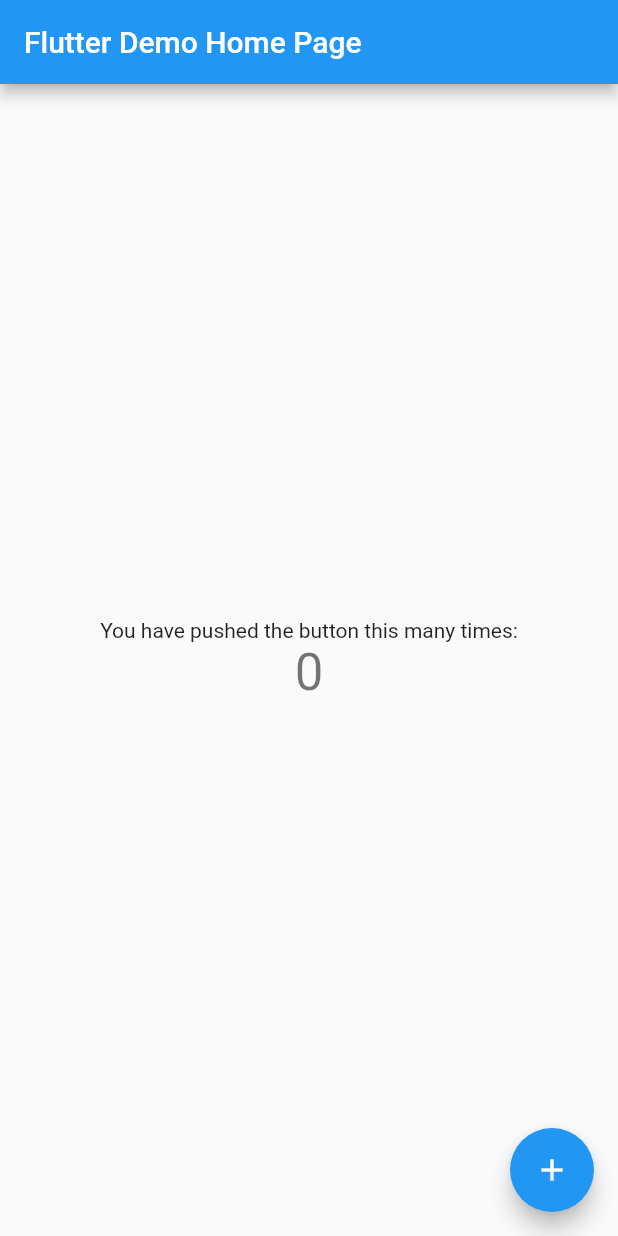
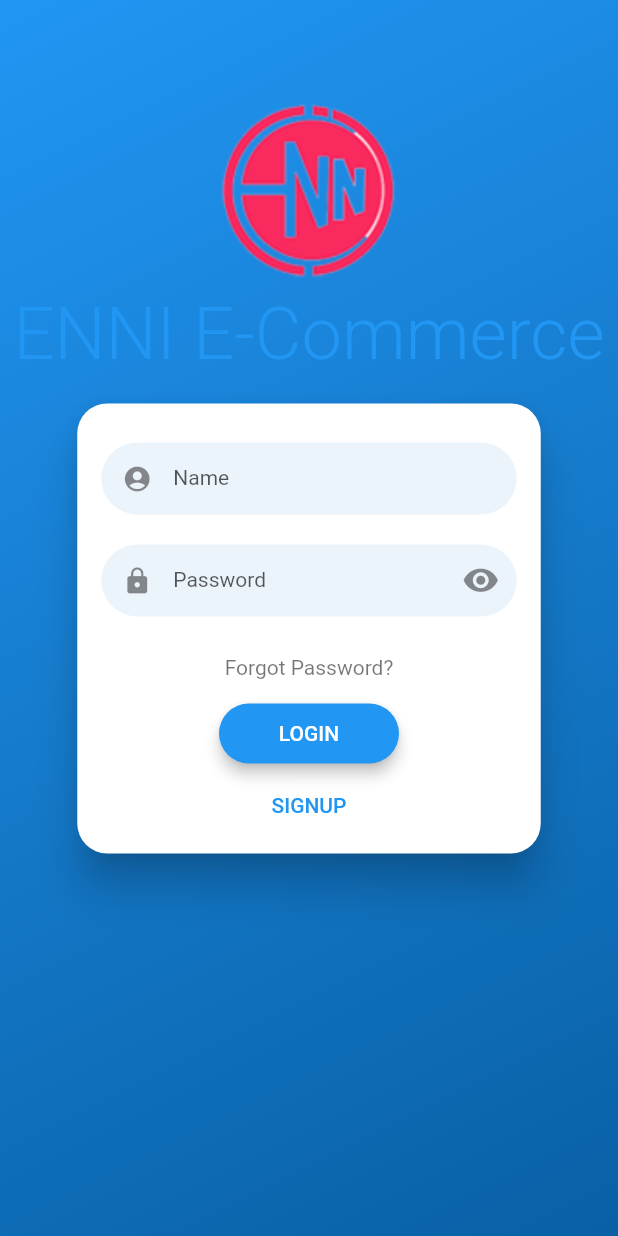
Before and after one commit to Norman-w/warehouse_takeover_fee_manager, a Flutter app: the screen it shows after launch, on a phone screen of 412 x 824 dp. Run offline on Flutter 3.47's test engine with Material 2 defaults, Android fonts, the phone set to English and light mode, and no system bars; drawn by our look-alikes of flutter_login.

Commit message:
Added login screen kit. Added logo Added admin and test user data.

```diff
--- a/lib/main.dart
+++ b/lib/main.dart
@@ -1,4 +1,5 @@
 import 'package:flutter/material.dart';
+import 'package:warehouse_takeover_fee_manager/pages/Login.dart';
 
 void main() {
   runApp(const MyApp());
@@ -24,7 +25,7 @@ class MyApp extends StatelessWidget {
         // is not restarted.
         primarySwatch: Colors.blue,
       ),
-      home: const MyHomePage(title: 'Flutter Demo Home Page'),
+      home: LoginScreen(),
     );
   }
 }
--- /dev/null
+++ b/lib/pages/Login.dart
@@ -0,0 +1,70 @@
+import 'package:flutter/material.dart';
+import 'package:flutter_login/flutter_login.dart';
+
+const users = {
+  'admin': 'admin',
+  'test': 'test',
+};
+
+class LoginScreen extends StatelessWidget {
+  const LoginScreen({super.key});
+
+  Duration get loginTime => const Duration(milliseconds: 2250);
+
+  Future<String?> _authUser(LoginData data) {
+    debugPrint('Name: ${data.name}, Password: ${data.password}');
+    return Future.delayed(loginTime).then((_) {
+      if (!users.containsKey(data.name)) {
+        return 'User not exists';
+      }
+      if (users[data.name] != data.password) {
+        return 'Password does not match';
+      }
+      return null;
+    });
+  }
+
+  Future<String?> _signupUser(SignupData data) {
+    debugPrint('Signup Name: ${data.name}, Password: ${data.password}');
+    return Future.delayed(loginTime).then((_) {
+      return null;
+    });
+  }
+
+  Future<String> _recoverPassword(String name) {
+    debugPrint('Name: $name');
+    return Future.delayed(loginTime).then((_) {
+      if (!users.containsKey(name)) {
+        return 'User not exists';
+      }
+      return '';
+    });
+  }
+
+  @override
+  Widget build(BuildContext context) {
+    return FlutterLogin(
+      userType: LoginUserType.name,
+      userValidator:(value){
+        if(value == null || value.length<3) {
+        return "invalid user name";
+      } else {
+        return null;
+      }},
+      title: 'ENNI E-Commerce',
+      logo: const AssetImage('assets/images/enni.png'),
+      onLogin: _authUser,
+      onSignup: _signupUser,
+      onSubmitAnimationCompleted: () {
+        Navigator.of(context).pushReplacement(MaterialPageRoute(
+          builder: (context) => const Scaffold(
+            body: Center(
+              child: Text('hello!'),
+            ),
+          ),
+        ));
+      },
+      onRecoverPassword: _recoverPassword,
+    );
+  }
+}
--- a/pubspec.yaml
+++ b/pubspec.yaml
@@ -38,6 +38,7 @@ dependencies:
   cupertino_icons: ^1.0.2
   http: ^0.13.5
   json_annotation: ^4.7.0
+  flutter_login: ^4.1.1
 
 dev_dependencies:
   flutter_test:
@@ -62,7 +63,8 @@ flutter:
   uses-material-design: true
 
   # To add assets to your application, add an assets section, like this:
-  # assets:
+  assets:
+    - assets/images/enni.png
   #   - images/a_dot_burr.jpeg
   #   - images/a_dot_ham.jpeg
 
```
Also changed, not shown: assets/images/enni.png (added), pubspec.lock, 11 other files.
